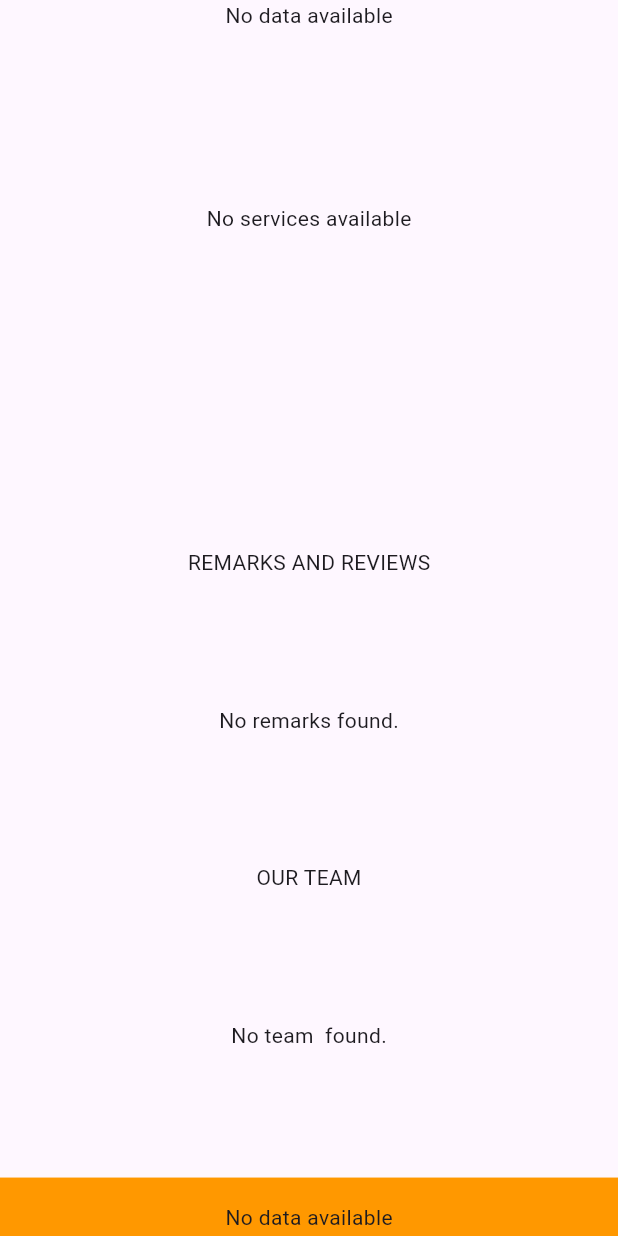
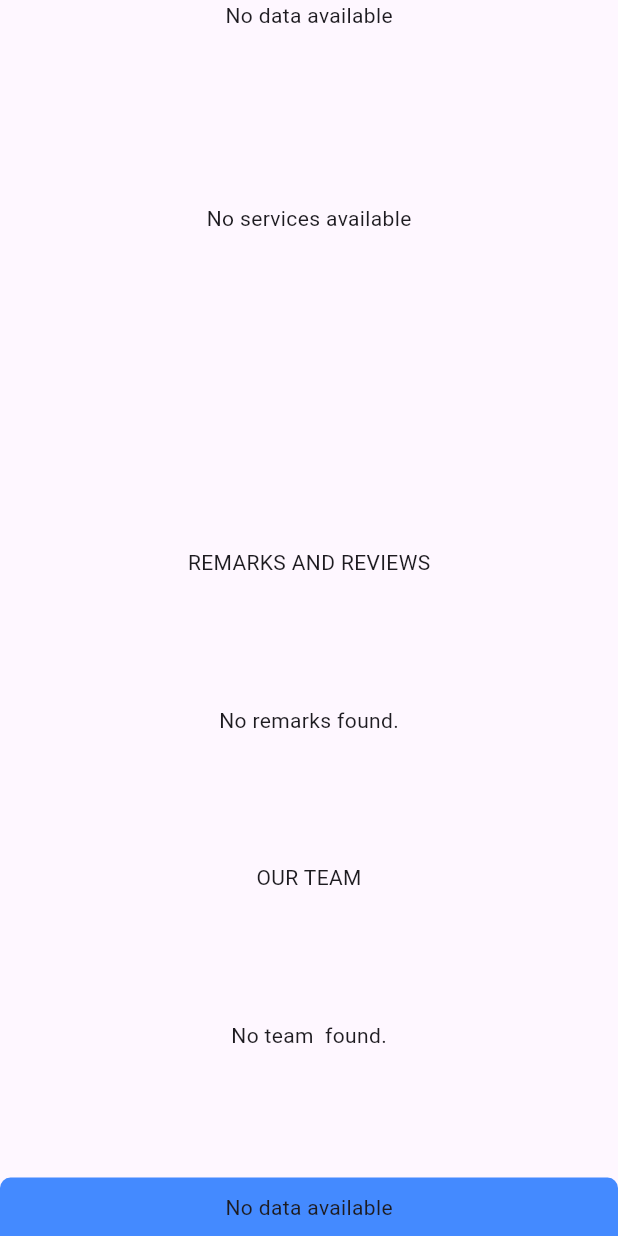
Before and after one commit to realkevo/toptech, a Flutter app: the screen it shows after launch, scrolled down 99 dp, on a phone screen of 412 x 824 dp. Run offline on Flutter 3.47's test engine with Material 3 defaults, Android fonts, the light colour scheme and no system bars; our stand-ins replace cloud_firestore, file_picker, firebase_core, image_picker; missing offline and left inert: dart:html; accounts and stored records are empty.

Commit message:
deployed 1.2

```diff
--- a/lib/stateTv/footerdisplaytv.dart
+++ b/lib/stateTv/footerdisplaytv.dart
@@ -58,8 +58,14 @@ class _FooterDisplayTvState extends State<FooterDisplayTv> {
 
     return Container(
       width: widthFactor,
-      padding: EdgeInsets.symmetric(horizontal: widthFactor * 0.05, vertical: heightFactor * 0.02),
-      color: Colors.orange,
+      padding: EdgeInsets.symmetric(horizontal: widthFactor * 0.05, vertical: heightFactor * 0.012), // Further reduced vertical padding
+      decoration: BoxDecoration(
+        color: Colors.blueAccent,
+        borderRadius: BorderRadius.only(
+          topLeft: Radius.circular(7.0),
+          topRight: Radius.circular(7.0),
+        ),
+      ),
       child: FutureBuilder<Map<String, String>>(
         future: fetchFooterData(),
         builder: (context, snapshot) {
@@ -78,7 +84,6 @@ class _FooterDisplayTvState extends State<FooterDisplayTv> {
           var footerData = snapshot.data!;
 
           return Column(
-
             children: [
               // Row for main content
               Row(
@@ -90,40 +95,92 @@ class _FooterDisplayTvState extends State<FooterDisplayTv> {
                     child: Column(
                       crossAxisAlignment: CrossAxisAlignment.start,
                       children: [
-                        Text(
+                        FittedBox(
+                          fit: BoxFit.scaleDown, // Ensure text scales down to fit
+                          child: Text(
                             "Follow us",
                             style: TextStyle(
-                            fontSize: heightFactor * 0.04, // Responsive font size
+                              fontSize: heightFactor * 0.014, // Further reduced responsive font size
                               fontWeight: FontWeight.bold,
+                              color: Colors.white,
+                              decoration: TextDecoration.none,
+                            ),
+                          ),
+                        ),
+                        footerData['githubIcon'] != null
+                            ? Row(
+                          spacing: 12,
+                          children: [
+                            Container(
+                              margin: EdgeInsets.symmetric(vertical: 5),
+                              height: 14, // Further reduced height
+                              child: _decodeBase64ToImage(footerData['githubIcon']!),
+                            ),
+                            Text(
+                              "github",
+                              style: TextStyle(
+                                fontSize: heightFactor * 0.014, // Responsive font size
                                 color: Colors.white,
                               ),
                             ),
-                        footerData['githubIcon'] != null
-                            ? Container(
-                          margin: EdgeInsets.symmetric(vertical: 5),
-                          height: 30,
-                          child: _decodeBase64ToImage(footerData['githubIcon']!),
+                          ],
                         )
                             : SizedBox.shrink(),
                         footerData['xIcon'] != null
-                            ? Container(
+                            ? Row(
+                          spacing: 12,
+                          children: [
+                            Container(
                               margin: EdgeInsets.symmetric(vertical: 5),
-                          height: 30,
+                              height: 14, // Further reduced height
                               child: _decodeBase64ToImage(footerData['xIcon']!),
+                            ),
+                            Text(
+                              "X",
+                              style: TextStyle(
+                                fontSize: heightFactor * 0.014, // Responsive font size
+                                color: Colors.white,
+                              ),
+                            ),
+                          ],
                         )
                             : SizedBox.shrink(),
                         footerData['redditIcon'] != null
-                            ? Container(
+                            ? Row(
+                          spacing: 12,
+                          children: [
+                            Container(
                               margin: EdgeInsets.symmetric(vertical: 5),
-                          height: 30,
+                              height: 14, // Further reduced height
                               child: _decodeBase64ToImage(footerData['redditIcon']!),
+                            ),
+                            Text(
+                              "reddit",
+                              style: TextStyle(
+                                fontSize: heightFactor * 0.014, // Responsive font size
+                                color: Colors.white,
+                              ),
+                            ),
+                          ],
                         )
                             : SizedBox.shrink(),
                         footerData['facebookIcon'] != null
-                            ? Container(
+                            ? Row(
+                          spacing: 12,
+                          children: [
+                            Container(
                               margin: EdgeInsets.symmetric(vertical: 5),
-                          height: 30,
+                              height: 14, // Further reduced height
                               child: _decodeBase64ToImage(footerData['facebookIcon']!),
+                            ),
+                            Text(
+                              "linkedin",
+                              style: TextStyle(
+                                fontSize: heightFactor * 0.014, // Responsive font size
+                                color: Colors.white,
+                              ),
+                            ),
+                          ],
                         )
                             : SizedBox.shrink(),
                       ],
@@ -139,14 +196,14 @@ class _FooterDisplayTvState extends State<FooterDisplayTv> {
                         Text(
                           "P.O Box 600-63 Nairobi, Kenya",
                           style: TextStyle(
-                            fontSize: heightFactor * 0.022, // Responsive font size
+                            fontSize: heightFactor * 0.014, // Further reduced responsive font size
                             color: Colors.white,
                           ),
                         ),
                         Text(
                           "Mombasa Road, Platnum Plaza flr 2",
                           style: TextStyle(
-                            fontSize: heightFactor * 0.022, // Responsive font size
+                            fontSize: heightFactor * 0.014, // Further reduced responsive font size
                             color: Colors.white,
                           ),
                         ),
@@ -160,12 +217,16 @@ class _FooterDisplayTvState extends State<FooterDisplayTv> {
                     child: Column(
                       crossAxisAlignment: CrossAxisAlignment.end,
                       children: [
-                        Text(
+                        FittedBox(
+                          fit: BoxFit.scaleDown, // Ensure text scales down to fit
+                          child: Text(
                             "Partners and sponsors",
                             style: TextStyle(
-                            fontSize: heightFactor * 0.04, // Responsive font size
+                              fontSize: heightFactor * 0.024, // Further reduced responsive font size
                               fontWeight: FontWeight.bold,
                               color: Colors.white,
+                              decoration: TextDecoration.none,
+                            ),
                           ),
                         ),
                         Row(
@@ -174,14 +235,14 @@ class _FooterDisplayTvState extends State<FooterDisplayTv> {
                             footerData['partnerOneIcon'] != null
                                 ? Container(
                               margin: EdgeInsets.symmetric(horizontal: 5),
-                              height: 30,
+                              height: 20, // Further reduced height
                               child: _decodeBase64ToImage(footerData['partnerOneIcon']!),
                             )
                                 : SizedBox.shrink(),
                             footerData['partnerTwoIcon'] != null
                                 ? Container(
                               margin: EdgeInsets.symmetric(horizontal: 5),
-                              height: 30,
+                              height: 20, // Further reduced height
                               child: _decodeBase64ToImage(footerData['partnerTwoIcon']!),
                             )
                                 : SizedBox.shrink(),
@@ -192,7 +253,7 @@ class _FooterDisplayTvState extends State<FooterDisplayTv> {
                           children: [
                             footerData['partnerThreeIcon'] != null
                                 ? Container(
-                              height: 30,
+                              height: 20, // Further reduced height
                               child: _decodeBase64ToImage(footerData['partnerThreeIcon']!),
                             )
                                 : SizedBox.shrink(),
@@ -206,9 +267,8 @@ class _FooterDisplayTvState extends State<FooterDisplayTv> {
 
               // Bottom row for copyright
               Container(
-                color: Colors.red,
+                color: Colors.blueAccent,
                 width: widthFactor,
-                height: heightFactor * 0.03,
                 child: Row(
                   mainAxisAlignment: MainAxisAlignment.center,
                   mainAxisSize: MainAxisSize.min,
@@ -217,14 +277,14 @@ class _FooterDisplayTvState extends State<FooterDisplayTv> {
                     footerData['copyRightIcon'] != null
                         ? Container(
                       margin: EdgeInsets.symmetric(horizontal: 5),
-                      height: 30,
+                      height: 20, // Further reduced height
                       child: _decodeBase64ToImage(footerData['copyRightIcon']!),
                     )
                         : SizedBox.shrink(),
                     Text(
                       "Copyright",
                       style: TextStyle(
-                        fontSize: heightFactor * 0.04, // Responsive font size
+                        fontSize: heightFactor * 0.024, // Further reduced responsive font size
                         color: Colors.white,
                       ),
                     ),
--- a/lib/stateTv/headerdisplayclass.dart
+++ b/lib/stateTv/headerdisplayclass.dart
@@ -80,10 +80,6 @@ class HeaderDisplay extends StatelessWidget {
         return Container(
           decoration: BoxDecoration(
             color: Colors.blueAccent,
-            borderRadius: BorderRadius.only(
-              bottomLeft: Radius.circular(7.0),
-              bottomRight: Radius.circular(7.0),
-            ),
           ),
           child: Column(
             crossAxisAlignment: CrossAxisAlignment.center,
@@ -169,12 +165,19 @@ class HeaderDisplay extends StatelessWidget {
                                   ),
                                   if (headerData.phoneText.isNotEmpty)
                                     Flexible(
-                                      child: Text(
+                                      child: FittedBox(
+                                        fit: BoxFit.scaleDown, // Ensure text scales down to fit
+                                        child:
+                                        Text(
                                           headerData.phoneText,
                                           style: TextStyle(
                                             fontSize: MediaQuery.
                                             of(context).size.width * 0.02,
+                                            decoration: TextDecoration.none, // No underline
+
                                           ),
+                                        ),
+
                                       ),
                                     ),
                                   IconButton(
@@ -186,14 +189,25 @@ class HeaderDisplay extends StatelessWidget {
                                   ),
                                   if (headerData.email.isNotEmpty)
                                     Flexible(
-                                      child: Text(
+                                      child:
+                                      FittedBox(
+                                        fit: BoxFit.scaleDown, // Ensure text scales down to fit
+                                        child:                                       Text(
                                           headerData.email,
                                           style: TextStyle(
                                             fontSize:
                                             MediaQuery.of(context).size
-                                              .width * 0.02,
+                                                .width * 0.06,
+                                            decoration: TextDecoration.none, // No underline
+
                                           ),
                                         ),
+
+
+                                      ),
+
+
+
                                     ),
                                 ],
                               ),
```
Lines whose indentation alone changed are shown as unchanged.
